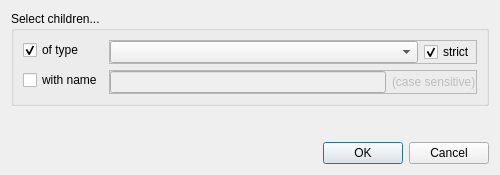
First picture: the form in qCC/ui_templates/selectChildrenDlg.ui, repository luca-penasa/cloudcompare, before the edit.
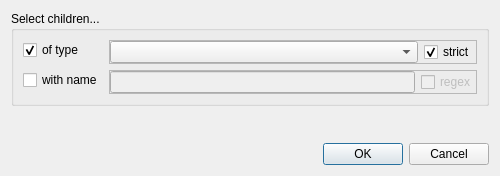
Second picture: the form after the edit.

Commit message: some changes. selection by custom type and regex

Patch:
```diff
--- a/qCC/ui_templates/selectChildrenDlg.ui
+++ b/qCC/ui_templates/selectChildrenDlg.ui
@@ -7,7 +7,7 @@
     <x>0</x>
     <y>0</y>
     <width>500</width>
-    <height>175</height>
+    <height>176</height>
    </rect>
   </property>
   <property name="windowTitle">
@@ -59,9 +59,9 @@
           <widget class="QLineEdit" name="nameLineEdit"/>
          </item>
          <item>
-          <widget class="QLabel" name="label_2">
+          <widget class="QCheckBox" name="checkBoxRegex">
            <property name="text">
-            <string>(case sensitive)</string>
+            <string>regex</string>
            </property>
           </widget>
          </item>
```
Left out of the diff: 22 changed lines with no effect on the pictures. The commit also changes 4 other files.
